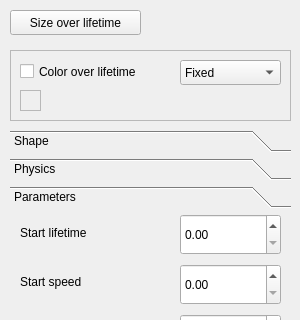
This is main/editor.ui in boobhsi/Qt-ParticleWidget as Qt 5 draws it before an edit; both pictures show x 0 to 300 and y 0 to 320 of the 300 by 630 pixel window. The edited form follows.
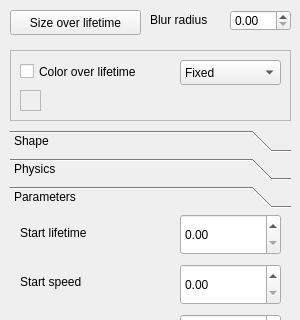
This is the edited form. Custom widgets are drawn as their Qt base class.

Commit message: Main Feature Added: 1. Implement post-processing blur with frame buffer object 2. Adjust UI

Patch:
```diff
--- a/main/editor.ui
+++ b/main/editor.ui
@@ -447,6 +447,29 @@
     </widget>
    </widget>
   </widget>
+  <widget class="QDoubleSpinBox" name="blurRadius">
+   <property name="geometry">
+    <rect>
+     <x>230</x>
+     <y>10</y>
+     <width>61</width>
+     <height>21</height>
+    </rect>
+   </property>
+  </widget>
+  <widget class="QLabel" name="label_7">
+   <property name="geometry">
+    <rect>
+     <x>150</x>
+     <y>10</y>
+     <width>81</width>
+     <height>20</height>
+    </rect>
+   </property>
+   <property name="text">
+    <string>Blur radius</string>
+   </property>
+  </widget>
  </widget>
  <customwidgets>
   <customwidget>
```
Left out of the diff: 6 changed lines with no effect on the pictures. The commit also changes 10 other files.
